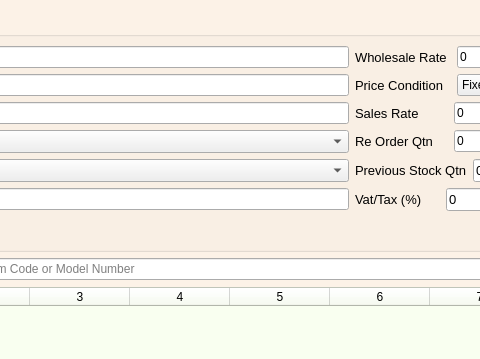
Before: the Qt Designer form ui/product1.ui in ansarul543/pos-inventory, drawn with Qt 5; both pictures show x 182 to 662 and y 0 to 359 of the 1153 by 565 pixel window.
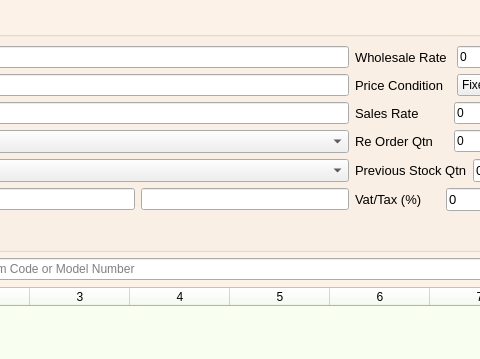
After: the same form once the commit is applied.

Diff of the .ui file:
```diff
--- a/ui/product1.ui
+++ b/ui/product1.ui
@@ -312,6 +312,13 @@
           </property>
          </widget>
         </item>
+        <item>
+         <widget class="QLineEdit" name="hrate">
+          <property name="readOnly">
+           <bool>true</bool>
+          </property>
+         </widget>
+        </item>
        </layout>
       </item>
       <item row="5" column="1" colspan="2">
```
